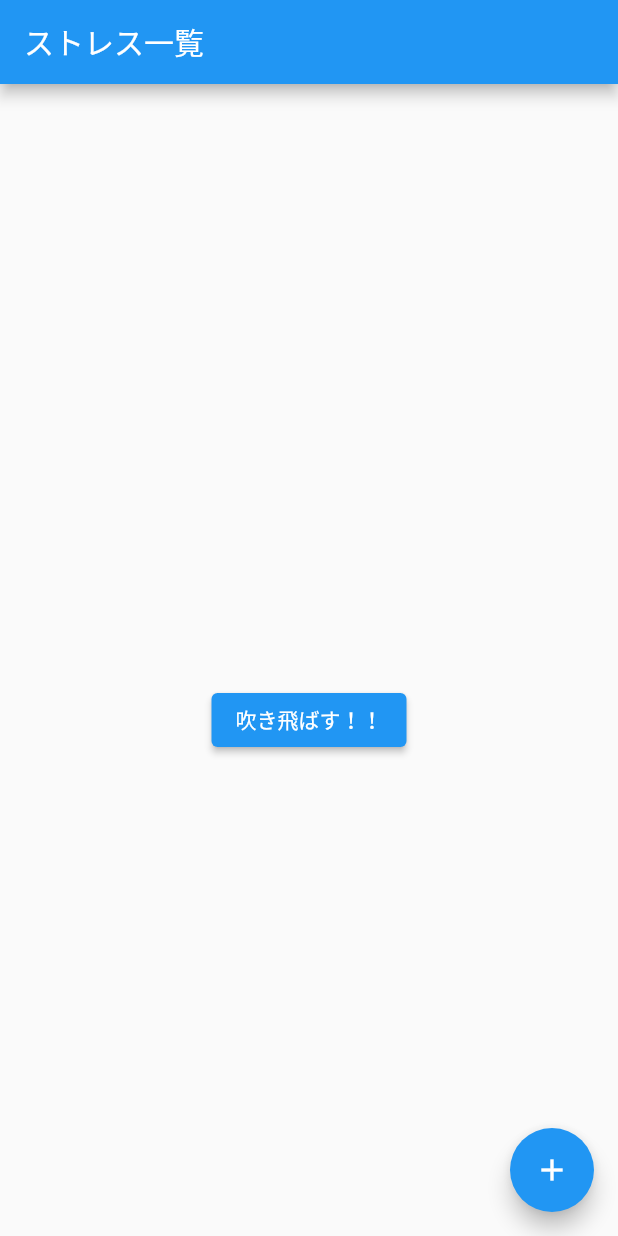
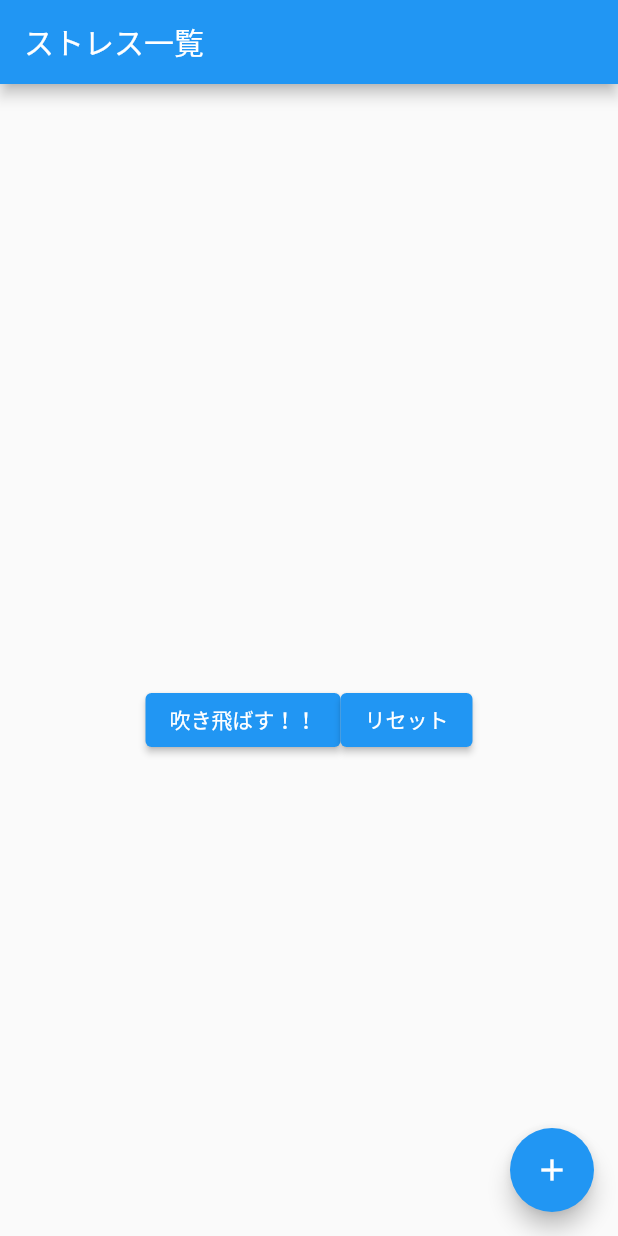
Before and after one commit to frappuccino2316/tui, a Flutter app: the screen it shows after launch, after a tap on "吹き飛ばす！！", on a phone screen of 412 x 824 dp. Run offline on Flutter 3.47's test engine with Material 2 defaults, Android fonts, the light colour scheme and no system bars; our stand-ins replace flutter_riverpod.

Commit message:
アニメーションを追加

```diff
--- a/lib/pages/stress_page.dart
+++ b/lib/pages/stress_page.dart
@@ -1,3 +1,5 @@
+import 'dart:io';
+
 import 'package:flutter/material.dart';
 import 'package:flutter_riverpod/flutter_riverpod.dart';
 
@@ -35,10 +37,28 @@ class StressPage extends ConsumerWidget {
               },
             ),
           ),
-          ElevatedButton(
-            onPressed: () =>
-                animatedState.setRadius(animatedState.radius + 10.0),
-            child: const Text('吹き飛ばす！！'),
+          Row(
+            mainAxisAlignment: MainAxisAlignment.center,
+            children: [
+              ElevatedButton(
+                onPressed: () {
+                  animatedState
+                      .setRadian(animatedState.radian + (3.141592 * 2));
+                  animatedState.setP(0.5);
+                  animatedState.setPosition(500);
+                },
+                child: const Text('吹き飛ばす！！'),
+              ),
+              ElevatedButton(
+                onPressed: () {
+                  stresses.resetStress();
+                  animatedState.setRadian(0.0);
+                  animatedState.setP(1);
+                  animatedState.setPosition(0);
+                },
+                child: const Text('リセット'),
+              ),
+            ],
           ),
         ],
       ),
--- a/lib/providers/animated_state_provider.dart
+++ b/lib/providers/animated_state_provider.dart
@@ -4,10 +4,22 @@ import 'package:flutter_riverpod/flutter_riverpod.dart';
 final animatedStateProvider = ChangeNotifierProvider((ref) => AnimatedState());
 
 class AnimatedState extends ChangeNotifier {
-  double radius = 0.0;
+  double radian = 0.0;
+  double p = 1;
+  double position = 0;
 
-  void setRadius(double newRadius) {
-    radius = newRadius;
+  void setRadian(double newRadian) {
+    radian = newRadian;
+    notifyListeners();
+  }
+
+  void setP(double newP) {
+    p = newP;
+    notifyListeners();
+  }
+
+  void setPosition(double newPosition) {
+    position = newPosition;
     notifyListeners();
   }
 }
```
Also changed, not shown: lib/components/stress_card.dart (+15 -4 lines).
